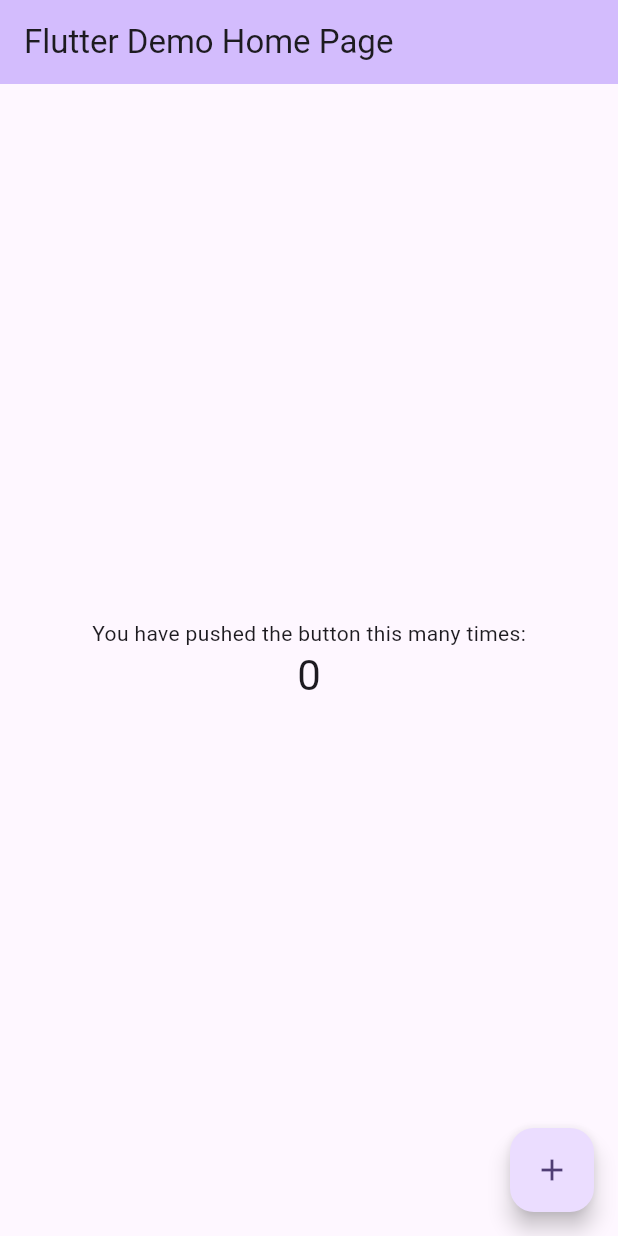
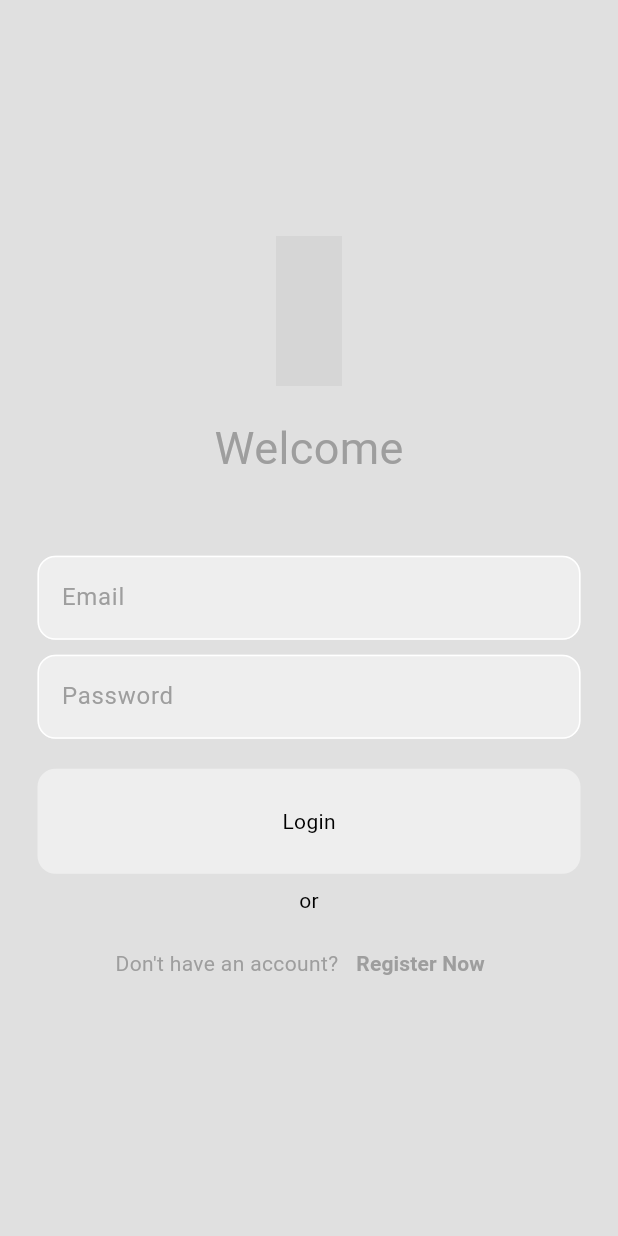
Before and after one commit to steroSterka/small_chat_app, a Flutter app: the screen it shows after launch, on a phone screen of 412 x 824 dp. Run offline on Flutter 3.47's test engine with Material 3 defaults, Android fonts, the light colour scheme and no system bars; our stand-ins replace get, iconsax; grey boxes are pictures that could not be loaded.

Commit message:
login and signup page + design + controller

```diff
--- /dev/null
+++ b/lib/components/c_button.dart
@@ -0,0 +1,29 @@
+import 'package:flutter/material.dart';
+
+class CButton extends StatelessWidget {
+  final String text;
+  final void Function() onPressed;
+  const CButton({
+    super.key,
+    required this.text,
+    required this.onPressed
+    });
+
+  @override
+  Widget build(BuildContext context) {
+    return GestureDetector(
+      onTap: onPressed,
+      child: Container(
+        decoration: BoxDecoration(
+          color: Theme.of(context).colorScheme.secondary,
+          borderRadius: BorderRadius.circular(12),
+        ),
+        padding: const EdgeInsets.all(25),
+        margin: const EdgeInsets.symmetric(horizontal: 25),
+        child: Center(
+          child: Text(text),
+        ),
+      ),
+    );
+  }
+}
--- a/lib/main.dart
+++ b/lib/main.dart
@@ -1,4 +1,8 @@
 import 'package:flutter/material.dart';
+import 'package:get/route_manager.dart';
+import 'package:small_chat_app/pages/login/login_page.dart';
+import 'package:small_chat_app/pages/register/register_page.dart';
+import 'package:small_chat_app/themes/light_mode.dart';
 
 void main() {
   runApp(const MyApp());
@@ -7,119 +11,12 @@
 class MyApp extends StatelessWidget {
   const MyApp({super.key});
 
-  // This widget is the root of your application.
   @override
   Widget build(BuildContext context) {
-    return MaterialApp(
-      title: 'Flutter Demo',
-      theme: ThemeData(
-        // This is the theme of your application.
-        //
-        // TRY THIS: Try running your application with "flutter run". You'll see
-        // the application has a purple toolbar. Then, without quitting the app,
-        // try changing the seedColor in the colorScheme below to Colors.green
-        // and then invoke "hot reload" (save your changes or press the "hot
-        // reload" button in a Flutter-supported IDE, or press "r" if you used
-        // the command line to start the app).
-        //
-        // Notice that the counter didn't reset back to zero; the application
-        // state is not lost during the reload. To reset the state, use hot
-        // restart instead.
-        //
-        // This works for code too, not just values: Most code changes can be
-        // tested with just a hot reload.
-        colorScheme: ColorScheme.fromSeed(seedColor: Colors.deepPurple),
-        useMaterial3: true,
-      ),
-      home: const MyHomePage(title: 'Flutter Demo Home Page'),
+    return GetMaterialApp(
+      debugShowCheckedModeBanner: false,
+      home:  LoginPage(),
+      theme: lightTheme,
     );
   }
 }
-
-class MyHomePage extends StatefulWidget {
-  const MyHomePage({super.key, required this.title});
-
-  // This widget is the home page of your application. It is stateful, meaning
-  // that it has a State object (defined below) that contains fields that affect
-  // how it looks.
-
-  // This class is the configuration for the state. It holds the values (in this
-  // case the title) provided by the parent (in this case the App widget) and
-  // used by the build method of the State. Fields in a Widget subclass are
-  // always marked "final".
-
-  final String title;
-
-  @override
-  State<MyHomePage> createState() => _MyHomePageState();
-}
-
-class _MyHomePageState extends State<MyHomePage> {
-  int _counter = 0;
-
-  void _incrementCounter() {
-    setState(() {
-      // This call to setState tells the Flutter framework that something has
-      // changed in this State, which causes it to rerun the build method below
-      // so that the display can reflect the updated values. If we changed
-      // _counter without calling setState(), then the build method would not be
-      // called again, and so nothing would appear to happen.
-      _counter++;
-    });
-  }
-
-  @override
-  Widget build(BuildContext context) {
-    // This method is rerun every time setState is called, for instance as done
-    // by the _incrementCounter method above.
-    //
-    // The Flutter framework has been optimized to make rerunning build methods
-    // fast, so that you can just rebuild anything that needs updating rather
-    // than having to individually change instances of widgets.
-    return Scaffold(
-      appBar: AppBar(
-        // TRY THIS: Try changing the color here to a specific color (to
-        // Colors.amber, perhaps?) and trigger a hot reload to see the AppBar
-        // change color while the other colors stay the same.
-        backgroundColor: Theme.of(context).colorScheme.inversePrimary,
-        // Here we take the value from the MyHomePage object that was created by
-        // the App.build method, and use it to set our appbar title.
-        title: Text(widget.title),
-      ),
-      body: Center(
-        // Center is a layout widget. It takes a single child and positions it
-        // in the middle of the parent.
-        child: Column(
-          // Column is also a layout widget. It takes a list of children and
-          // arranges them vertically. By default, it sizes itself to fit its
-          // children horizontally, and tries to be as tall as its parent.
-          //
-          // Column has various properties to control how it sizes itself and
-          // how it positions its children. Here we use mainAxisAlignment to
-          // center the children vertically; the main axis here is the vertical
-          // axis because Columns are vertical (the cross axis would be
-          // horizontal).
-          //
-          // TRY THIS: Invoke "debug painting" (choose the "Toggle Debug Paint"
-          // action in the IDE, or press "p" in the console), to see the
-          // wireframe for each widget.
-          mainAxisAlignment: MainAxisAlignment.center,
-          children: <Widget>[
-            const Text(
-              'You have pushed the button this many times:',
-            ),
-            Text(
-              '$_counter',
-              style: Theme.of(context).textTheme.headlineMedium,
-            ),
-          ],
-        ),
-      ),
-      floatingActionButton: FloatingActionButton(
-        onPressed: _incrementCounter,
-        tooltip: 'Increment',
-        child: const Icon(Icons.add),
-      ), // This trailing comma makes auto-formatting nicer for build methods.
-    );
-  }
-}
--- /dev/null
+++ b/lib/pages/login/login_page.dart
@@ -0,0 +1,71 @@
+import 'package:flutter/material.dart';
+import 'package:get/route_manager.dart';
+import 'package:iconsax/iconsax.dart';
+import 'package:small_chat_app/components/c_button.dart';
+import 'package:small_chat_app/pages/login/widgets/login_textfield.dart';
+import 'package:small_chat_app/utils/text_utils.dart';
+
+import '../register/register_page.dart';
+
+class LoginPage extends StatelessWidget {
+  final TextEditingController emailController = TextEditingController();
+  final TextEditingController passwordController = TextEditingController();
+
+  LoginPage({super.key});
+
+  void login() {
+    print('Email: ${emailController.text}');
+    print('Password: ${passwordController.text}');
+  }
+
+  @override
+  Widget build(BuildContext context) {
+    return Scaffold(
+      backgroundColor: Theme.of(context).colorScheme.background,
+      body: Center(
+        child: Column(
+          mainAxisAlignment: MainAxisAlignment.center,
+          crossAxisAlignment: CrossAxisAlignment.center,
+          children: [
+            Icon(Iconsax.message, size: 100, color: Theme.of(context).colorScheme.primary),
+            const SizedBox(height: 20),
+            Text(TextUtils.welcome, style: TextStyle(fontSize: 30, color: Theme.of(context).colorScheme.primary)),
+            const SizedBox(height: 50),
+            LoginTextfield(
+              hintText: TextUtils.email,
+              obscureText: false,
+              controller: emailController,
+            ),
+            const SizedBox(height: 10),
+            LoginTextfield(
+              hintText: TextUtils.password,
+              obscureText: true,
+              controller: passwordController,
+            ),
+            const SizedBox(height: 20),
+            CButton(text: TextUtils.login,
+            onPressed: login,
+            ),
+            const SizedBox(height: 8),
+            const Text(TextUtils.or),
+            const SizedBox(height: 8),
+            Row(
+              mainAxisAlignment: MainAxisAlignment.center,
+              children: [
+               Text(TextUtils.dontHaveAnAccount, style: TextStyle(color: Theme.of(context).colorScheme.primary)),
+              TextButton(
+                onPressed: () => Get.to(() => RegisterPage()),
+                child: Text(TextUtils.registerNow, style: TextStyle(fontWeight: FontWeight.bold, color: Theme.of(context).colorScheme.primary),),
+              )
+            ],)
+
+
+
+
+
+          ],
+        ),
+      ),
+    );
+  }
+}
--- /dev/null
+++ b/lib/pages/login/widgets/login_textfield.dart
@@ -0,0 +1,38 @@
+import 'package:flutter/material.dart';
+import 'package:small_chat_app/utils/text_utils.dart';
+
+class LoginTextfield extends StatelessWidget {
+  final String hintText;
+  final bool obscureText;
+  final TextEditingController controller;
+  const LoginTextfield({
+    required this.hintText,
+    required this.obscureText,
+    required this.controller,
+    super.key});
+
+  @override
+  Widget build(BuildContext context) {
+    return Padding(
+      padding: const EdgeInsets.symmetric(horizontal: 25),
+      child: TextField(
+        controller: controller,
+        obscureText: obscureText,
+        decoration: InputDecoration(
+          enabledBorder: OutlineInputBorder(
+            borderSide: BorderSide(color: Theme.of(context).colorScheme.tertiary),
+            borderRadius: BorderRadius.circular(12),
+          ),
+          focusedBorder: OutlineInputBorder(
+            borderSide: BorderSide(color: Theme.of(context).colorScheme.primary),
+            borderRadius: BorderRadius.circular(12),
+          ),
+          fillColor: Theme.of(context).colorScheme.secondary,
+          filled: true,
+          hintText: hintText,
+          hintStyle: TextStyle(color: Theme.of(context).colorScheme.primary),
+        ),
+      ),
+    );
+  }
+}
--- /dev/null
+++ b/lib/pages/register/register_page.dart
@@ -0,0 +1,76 @@
+import 'package:flutter/material.dart';
+import 'package:get/get.dart';
+import 'package:iconsax/iconsax.dart';
+import '../../components/c_button.dart';
+import '../../utils/text_utils.dart';
+import '../login/widgets/login_textfield.dart';
+
+class RegisterPage extends StatelessWidget {
+  final TextEditingController emailController = TextEditingController();
+  final TextEditingController passwordController = TextEditingController();
+  final TextEditingController confirmPasswordController = TextEditingController();
+
+  RegisterPage({super.key});
+
+  void register() {
+    print('Email: ${emailController.text}');
+    print('Password: ${passwordController.text}');
+  }
+
+  @override
+  Widget build(BuildContext context) {
+    return Scaffold(
+      backgroundColor: Theme.of(context).colorScheme.background,
+      body: Center(
+        child: Column(
+          mainAxisAlignment: MainAxisAlignment.center,
+          crossAxisAlignment: CrossAxisAlignment.center,
+          children: [
+            Icon(Iconsax.message, size: 100, color: Theme.of(context).colorScheme.primary),
+            const SizedBox(height: 20),
+            Text(TextUtils.registerNow, style: TextStyle(fontSize: 30, color: Theme.of(context).colorScheme.primary)),
+            const SizedBox(height: 50),
+            LoginTextfield(
+              hintText: TextUtils.email,
+              obscureText: false,
+              controller: emailController,
+            ),
+            const SizedBox(height: 10),
+            LoginTextfield(
+              hintText: TextUtils.password,
+              obscureText: true,
+              controller: passwordController,
+            ),
+            const SizedBox(height: 10),
+            LoginTextfield(
+              hintText: TextUtils.password,
+              obscureText: true,
+              controller: confirmPasswordController,
+            ),
+            const SizedBox(height: 20),
+            CButton(text: TextUtils.signUp,
+            onPressed: register,
+            ),
+            const SizedBox(height: 8),
+            const Text(TextUtils.or),
+            const SizedBox(height: 8),
+            Row(
+              mainAxisAlignment: MainAxisAlignment.center,
+              children: [
+               Text(TextUtils.alreadyHaveAccount, style: TextStyle(color: Theme.of(context).colorScheme.primary)),
+              TextButton(
+                onPressed: () => Get.back(),
+                child: Text(TextUtils.login, style: TextStyle(fontWeight: FontWeight.bold, color: Theme.of(context).colorScheme.primary),),
+              )
+            ],)
+
+
+
+
+
+          ],
+        ),
+      ),
+    );
+  }
+}
--- /dev/null
+++ b/lib/themes/light_mode.dart
@@ -0,0 +1,11 @@
+import 'package:flutter/material.dart';
+
+ThemeData lightTheme = ThemeData(
+  colorScheme: ColorScheme.light(
+    background: Colors.grey.shade300,
+    primary: Colors.grey.shade500,
+    secondary: Colors.grey.shade200,
+    tertiary: Colors.white,
+    inversePrimary: Colors.grey.shade900
+  )
+);
--- /dev/null
+++ b/lib/utils/images_utils.dart
@@ -0,0 +1,6 @@
+class ImagesUtils{
+
+  static const String logo = 'assets/images/logo.png';
+
+
+}
--- /dev/null
+++ b/lib/utils/text_utils.dart
@@ -0,0 +1,17 @@
+class TextUtils{
+
+  static const String welcome = 'Welcome';
+  static const String login = 'Login';
+  static const String email = 'Email';
+  static const String password = 'Password';
+  static const String repeatPassword = 'Repeat Password';
+  static const String forgotPassword = 'Forgot Password?';
+  static const String dontHaveAnAccount = 'Don\'t have an account?';
+  static const String alreadyHaveAccount = 'Already have an account?';
+  static const String registerNow = 'Register Now';
+  static const String signUp = 'Sign Up';
+  static const String or = 'or';
+  static const String continueWith = 'Continue with';
+  static const String google = 'Google';
+
+}
--- a/pubspec.yaml
+++ b/pubspec.yaml
@@ -35,6 +35,8 @@ dependencies:
   # The following adds the Cupertino Icons font to your application.
   # Use with the CupertinoIcons class for iOS style icons.
   cupertino_icons: ^1.0.6
+  iconsax: ^0.0.8
+  get: ^4.6.6
 
 dev_dependencies:
   flutter_test:
```
Also changed, not shown: lib/themes/dark_mode.dart (added), pubspec.lock.
